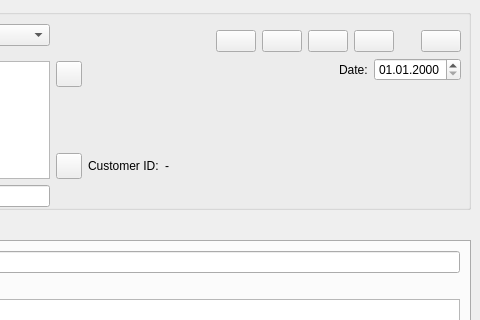
This is trunk/ui/doceditfrm.ui in BackupTheBerlios/first4-svn as Qt 5 draws it before an edit; both pictures show x 299 to 779 and y 0 to 320 of the 779 by 723 pixel window. The edited form follows.
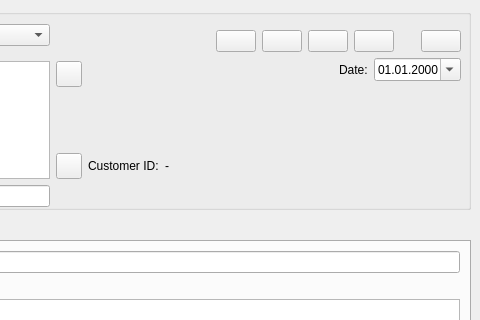
This is the edited form. Icons and pictures are not drawn.

The edit to the form file:
```diff
--- a/trunk/ui/doceditfrm.ui
+++ b/trunk/ui/doceditfrm.ui
@@ -6,7 +6,7 @@
     <x>0</x>
     <y>0</y>
     <width>779</width>
-    <height>718</height>
+    <height>723</height>
    </rect>
   </property>
   <property name="windowTitle" >
@@ -1138,6 +1138,9 @@
              <property name="displayFormat" >
               <string>dd.MM.yyyy</string>
              </property>
+             <property name="calendarPopup" >
+              <bool>true</bool>
+             </property>
             </widget>
            </item>
            <item row="1" column="1" >
```
